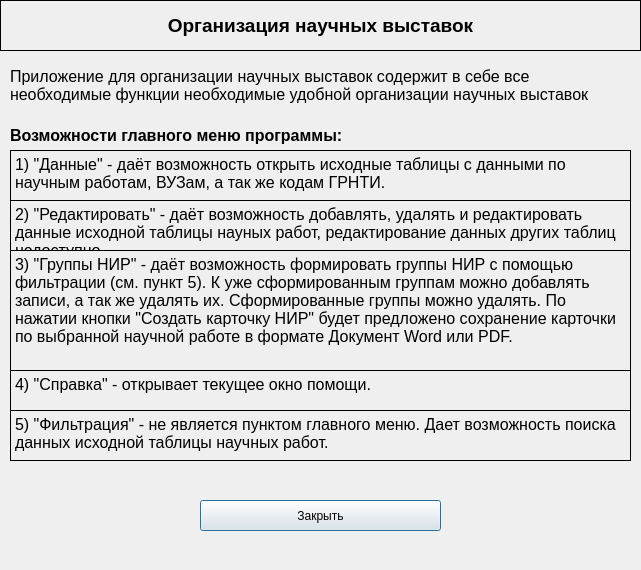
First picture: the form in source/HelpWindow.ui, repository KozlovIA/Qt-DataBase, before the edit.
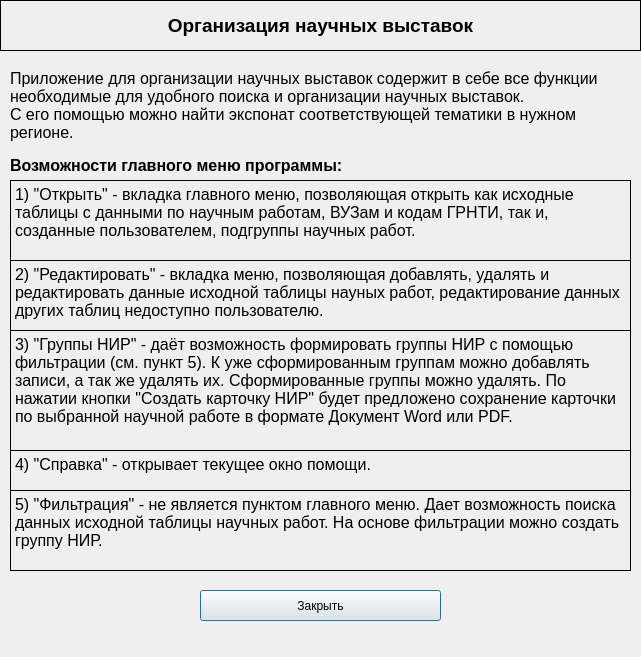
Second picture: the form after the edit. Icons and pictures are not drawn.

The edit to the form file:
```diff
--- a/source/HelpWindow.ui
+++ b/source/HelpWindow.ui
@@ -7,13 +7,19 @@
     <x>0</x>
     <y>0</y>
     <width>641</width>
-    <height>570</height>
+    <height>657</height>
    </rect>
   </property>
   <property name="minimumSize">
    <size>
     <width>641</width>
-    <height>570</height>
+    <height>590</height>
+   </size>
+  </property>
+  <property name="maximumSize">
+   <size>
+    <width>641</width>
+    <height>657</height>
    </size>
   </property>
   <property name="sizeIncrement">
@@ -72,7 +78,7 @@
      <x>10</x>
      <y>60</y>
      <width>621</width>
-     <height>51</height>
+     <height>91</height>
     </rect>
    </property>
    <property name="font">
@@ -82,7 +88,8 @@
     </font>
    </property>
    <property name="text">
-    <string>Приложение для организации научных выставок содержит в себе все необходимые функции необходимые удобной организации научных выставок</string>
+    <string>Приложение для организации научных выставок содержит в себе все функции необходимые для удобного поиска и организации научных выставок.
+С его помощью можно найти экспонат соответствующей тематики в нужном регионе.</string>
    </property>
    <property name="wordWrap">
     <bool>true</bool>
@@ -92,7 +99,7 @@
    <property name="geometry">
     <rect>
      <x>10</x>
-     <y>120</y>
+     <y>150</y>
      <width>341</width>
      <height>31</height>
     </rect>
@@ -113,9 +120,9 @@
    <property name="geometry">
     <rect>
      <x>10</x>
-     <y>150</y>
+     <y>180</y>
      <width>621</width>
-     <height>51</height>
+     <height>81</height>
     </rect>
    </property>
    <property name="font">
@@ -129,7 +136,7 @@
     <enum>QFrame::Box</enum>
    </property>
    <property name="text">
-    <string>1) &quot;Данные&quot; - даёт возможность открыть исходные таблицы с данными по научным работам, ВУЗам, а так же кодам ГРНТИ.</string>
+    <string>1) &quot;Открыть&quot; - вкладка главного меню, позволяющая открыть как исходные таблицы с данными по научным работам, ВУЗам и кодам ГРНТИ, так и, созданные пользователем, подгруппы научных работ.</string>
    </property>
    <property name="alignment">
     <set>Qt::AlignLeading|Qt::AlignLeft|Qt::AlignTop</set>
@@ -142,9 +149,9 @@
    <property name="geometry">
     <rect>
      <x>10</x>
-     <y>200</y>
+     <y>260</y>
      <width>621</width>
-     <height>51</height>
+     <height>71</height>
     </rect>
    </property>
    <property name="font">
@@ -158,7 +165,7 @@
     <enum>QFrame::Box</enum>
    </property>
    <property name="text">
-    <string>2) &quot;Редактировать&quot; - даёт возможность добавлять, удалять и редактировать данные исходной таблицы науных работ, редактирование данных других таблиц недоступно.</string>
+    <string>2) &quot;Редактировать&quot; - вкладка меню, позволяющая добавлять, удалять и редактировать данные исходной таблицы науных работ, редактирование данных других таблиц недоступно пользователю.</string>
    </property>
    <property name="alignment">
     <set>Qt::AlignLeading|Qt::AlignLeft|Qt::AlignTop</set>
@@ -171,7 +178,7 @@
    <property name="geometry">
     <rect>
      <x>10</x>
-     <y>250</y>
+     <y>330</y>
      <width>621</width>
      <height>121</height>
     </rect>
@@ -200,7 +207,7 @@
    <property name="geometry">
     <rect>
      <x>10</x>
-     <y>370</y>
+     <y>450</y>
      <width>621</width>
      <height>41</height>
     </rect>
@@ -229,9 +236,9 @@
    <property name="geometry">
     <rect>
      <x>10</x>
-     <y>410</y>
+     <y>490</y>
      <width>621</width>
-     <height>51</height>
+     <height>81</height>
     </rect>
    </property>
    <property name="font">
@@ -245,7 +252,7 @@
     <enum>QFrame::Box</enum>
    </property>
    <property name="text">
-    <string>5) &quot;Фильтрация&quot; - не является пунктом главного меню. Дает возможность поиска данных исходной таблицы научных работ.</string>
+    <string>5) &quot;Фильтрация&quot; - не является пунктом главного меню. Дает возможность поиска данных исходной таблицы научных работ. На основе фильтрации можно создать группу НИР.</string>
    </property>
    <property name="alignment">
     <set>Qt::AlignLeading|Qt::AlignLeft|Qt::AlignTop</set>
@@ -258,7 +265,7 @@
    <property name="geometry">
     <rect>
      <x>200</x>
-     <y>500</y>
+     <y>590</y>
      <width>241</width>
      <height>31</height>
     </rect>
```
